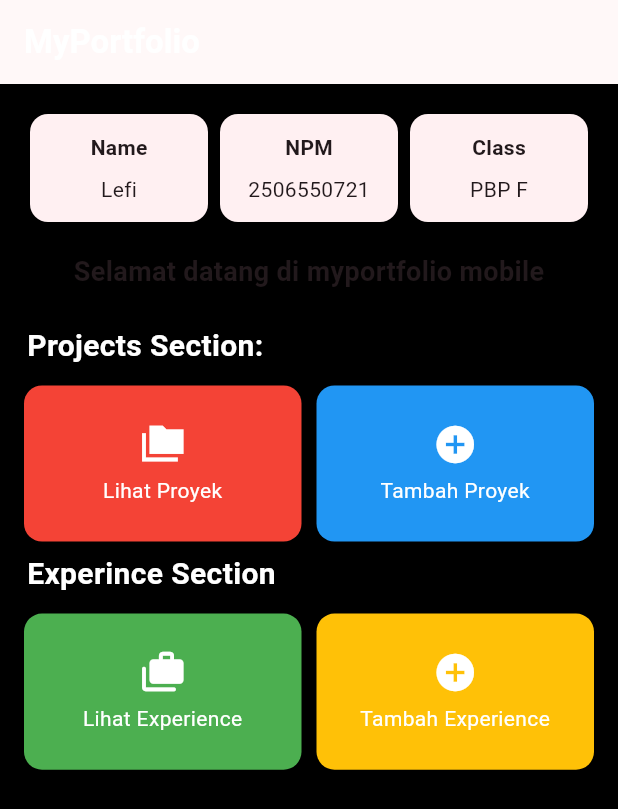
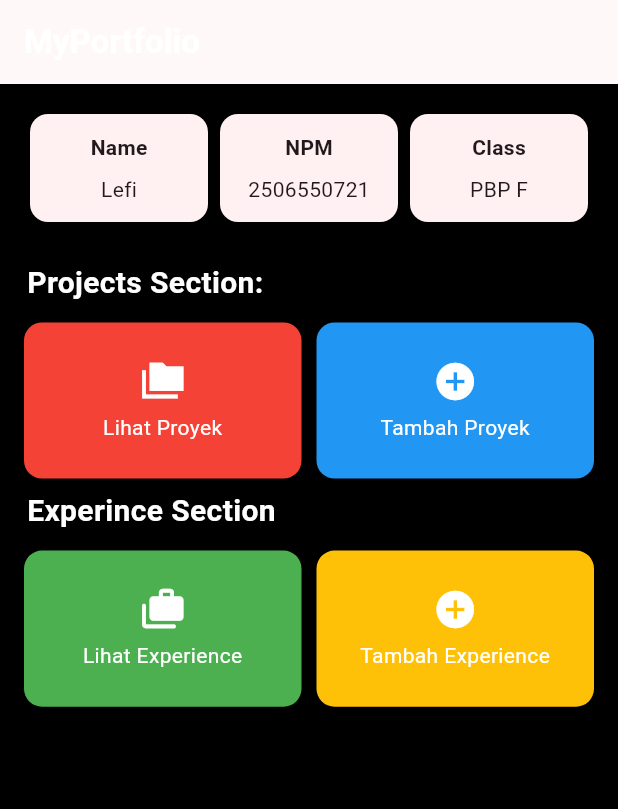
Before and after one commit to Leficullen/myportfolio_mobile, a Flutter app: the screen it shows after launch, on a phone screen of 412 x 824 dp. Shown: the top 809 px of the screen. Run offline on Flutter 3.47's test engine with Material 3 defaults, Android fonts, the phone set to English and light mode, and no system bars.

Commit message:
chore: comment out welcome text

```diff
--- a/lib/menu.dart
+++ b/lib/menu.dart
@@ -54,16 +54,17 @@ class MyHomePage extends StatelessWidget {
             Center(
               child: Column(
                 children: [
-                  const Padding(
-                    padding: EdgeInsets.only(top: 16),
-                    child: Text(
-                      "Selamat datang di myportfolio mobile",
-                      style: TextStyle(
-                        fontWeight: FontWeight.bold,
-                        fontSize: 18,
-                      ),
-                    ),
-                  ),
+                  // const Padding(
+                  //   padding: EdgeInsets.only(top: 16),
+                  //   child: Text(
+                  //     "Selamat datang di myportfolio mobile",
+                  //     style: TextStyle(
+                  //       fontWeight: FontWeight.bold,
+                  //       fontSize: 18,
+                  //       color: Colors.white,
+                  //     ),
+                  //   ),
+                  // ),
 
                   Column(
                     children: [
```
